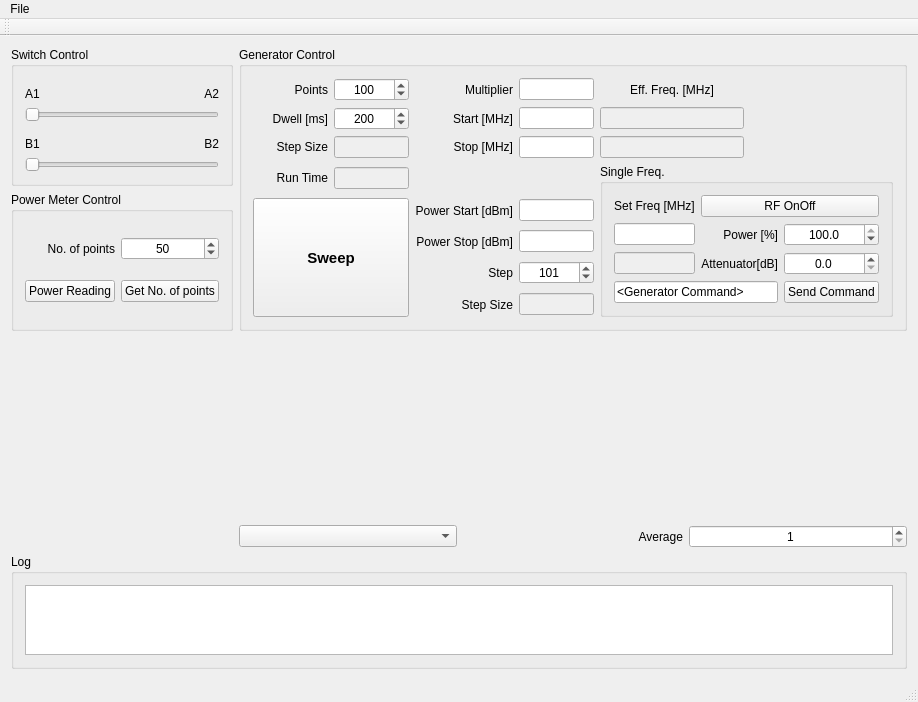
First picture: the form in mainwindow.ui, repository TripletESR/DNP100GHz, before the edit.
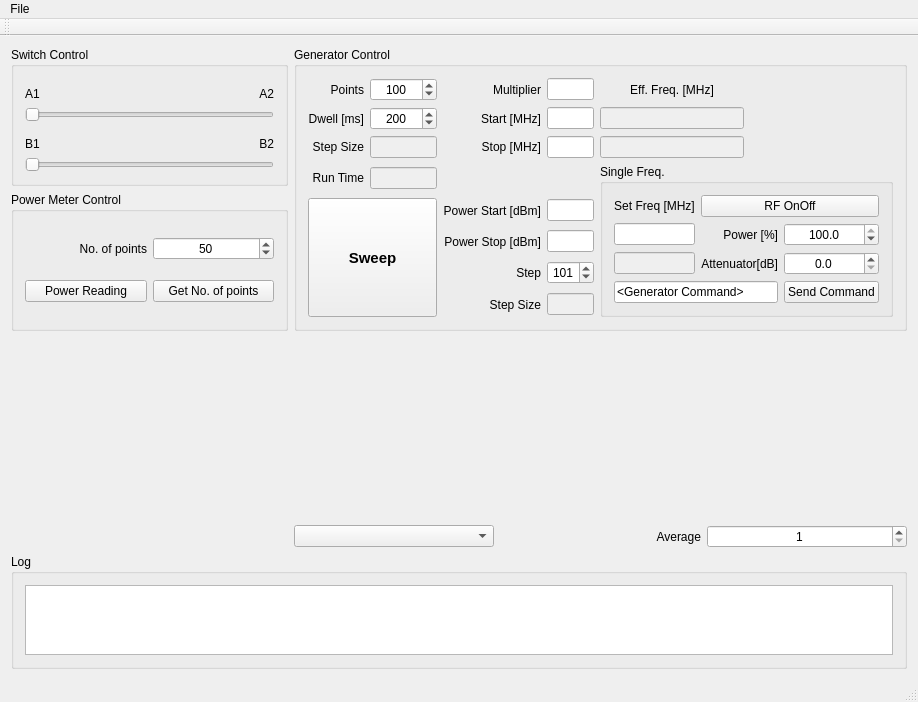
Second picture: the form after the edit. Custom widgets are drawn as their Qt base class.

Commit message:
complete the implementation of programMode 3.
need to debug

Diff of the .ui file:
```diff
--- a/mainwindow.ui
+++ b/mainwindow.ui
@@ -14,7 +14,7 @@
    <string>DNP 100GHz -- Power Meter</string>
   </property>
   <widget class="QWidget" name="centralWidget">
-   <layout class="QGridLayout" name="gridLayout_3" rowstretch="1,1,2,1,1" columnstretch="1,0,0,0">
+   <layout class="QGridLayout" name="gridLayout_3" rowstretch="1,1,2,1,1" columnstretch="2,1,1,1">
     <item row="3" column="2">
      <widget class="QLabel" name="label_12">
       <property name="text">
```
Left out of the diff: 6 changed lines with no effect on the pictures. The commit also changes 2 other files.
